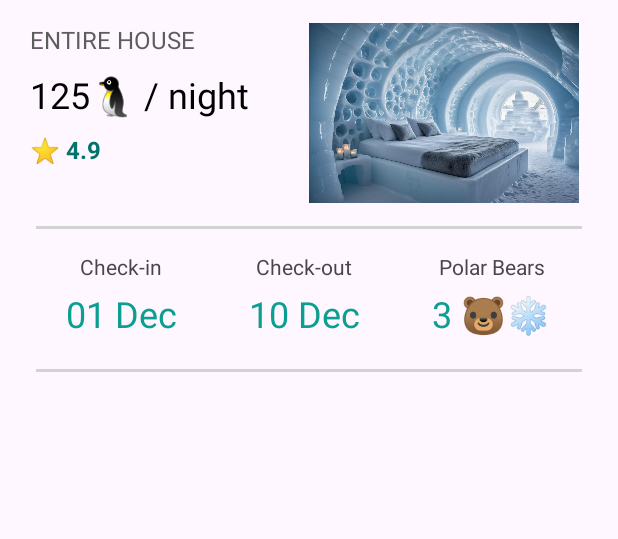
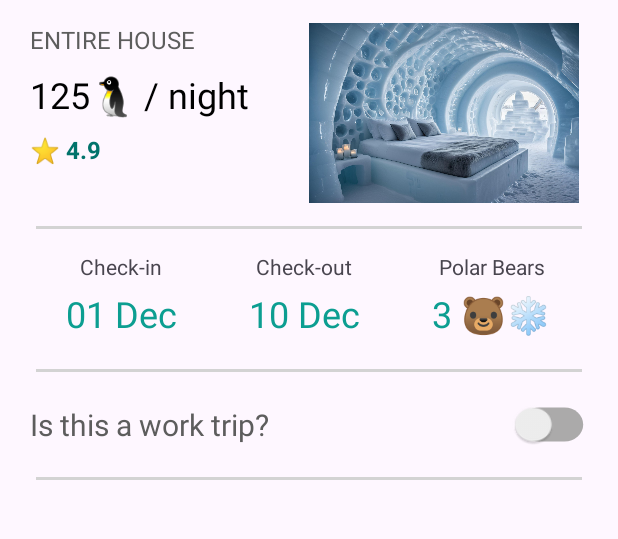
Before and after one commit to shigenogoro/and101_week03, an Android app: the screen it shows after launch (MainActivity), on a phone screen of 412 x 824 dp, the part 105-644 px from its top. Run offline under Robolectric (Android 15) with nearby library versions, the phone set to English and light mode, and no system bars.

Commit message:
Block3: Work Trip SwitchCompat

```diff
--- /dev/null
+++ b/app/src/main/res/drawable/custom_thumb.xml
@@ -0,0 +1,10 @@
+<?xml version="1.0" encoding="utf-8"?>
+<shape xmlns:android="http://schemas.android.com/apk/res/android"
+    android:shape="oval">
+
+    <size
+        android:height="20dp"
+        android:width="20dp" />
+
+    <solid android:color="@color/white" />
+</shape>
--- /dev/null
+++ b/app/src/main/res/drawable/custom_track.xml
@@ -0,0 +1,6 @@
+<?xml version="1.0" encoding="utf-8"?>
+<shape xmlns:android="http://schemas.android.com/apk/res/android">
+    <solid
+        android:color="@color/medium_grey"/>
+    <corners android:radius="15dp" />
+</shape>
--- a/app/src/main/res/layout/activity_main.xml
+++ b/app/src/main/res/layout/activity_main.xml
@@ -38,6 +38,7 @@
             android:layout_height="120dp"
             android:layout_marginTop="15dp"
             android:orientation="horizontal"
+            android:importantForAccessibility="no"
             app:layout_constraintStart_toStartOf="parent"
             app:layout_constraintTop_toTopOf="parent">
 
@@ -188,9 +189,54 @@
             app:layout_constraintTop_toBottomOf="@id/check_in_check_out_block" />
 
         <!-- Block 3: Work Trip Info -->
+        <LinearLayout
+            android:id="@+id/work_trip_info_block"
+            android:layout_width="match_parent"
+            android:layout_height="70dp"
+            android:orientation="horizontal"
+            android:gravity="center_vertical">
+
+            <TextView
+                android:id="@+id/work_trip_info_text"
+                android:layout_width="0dp"
+                android:layout_height="wrap_content"
+                android:layout_marginStart="20dp"
+                android:layout_weight="1"
+                android:text="@string/work_trip_info_title"
+                android:textColor="@color/dark_grey"
+                android:textSize="20sp" />
+
+            <androidx.appcompat.widget.SwitchCompat
+                android:layout_width="wrap_content"
+                android:layout_height="wrap_content"
+                android:layout_marginEnd="20dp"
+                android:scaleX="1.2"
+                android:scaleY="1.1"
+                app:thumb="@drawable/custom_thumb"
+                app:thumbTint="@null"
+                app:track="@drawable/custom_track"
+                app:trackTint="@null"/>
+
+
+        </LinearLayout>
+
+        <!-- Division Line -->
+        <View
+            android:id="@+id/division_line3"
+            android:layout_width="match_parent"
+            android:layout_height="2dp"
+            android:layout_marginStart="24dp"
+            android:layout_marginEnd="24dp"
+            android:background="@color/light_grey"
+            app:layout_constraintStart_toStartOf="parent"
+            app:layout_constraintTop_toBottomOf="@id/check_in_check_out_block" />
+
+        <!-- Block 4: Price Details -->
 
 
     </LinearLayout>
 
 
+
+
 </androidx.constraintlayout.widget.ConstraintLayout>
--- a/app/src/main/res/values/colors.xml
+++ b/app/src/main/res/values/colors.xml
@@ -2,9 +2,10 @@
 <resources>
     <color name="black">#FF000000</color>
     <color name="white">#FFFFFFFF</color>
-    <color name="light_grey">#D3D3D3</color>"
+    <color name="light_grey">#D3D3D3</color>
+    <color name="medium_grey">#ABAAAA</color>
     <color name="dark_grey">#5D5D5D</color>
     <color name="airbnb_red">#7E0A30</color>
-    <color name="star_green">#01736B</color>"
+    <color name="star_green">#01736B</color>
     <color name="info_green">#0C9E91</color>
 </resources>
--- a/app/src/main/res/values/strings.xml
+++ b/app/src/main/res/values/strings.xml
@@ -15,4 +15,10 @@
     <string name="check_out_info_text">10 Dec</string>
     <string name="check_in_number_info">3 🐻‍❄️</string>
 
+<!--    Block 3: Work Trip Info  -->
+    <string name="work_trip_info_title">Is this a work trip?</string>
+
+<!--    Block 4: Price Details  -->
+    <string name="price_title">FEES AND TAX Details</string>
+    <string name="ex_icon_description">exclamationicon</string>
 </resources>
```
